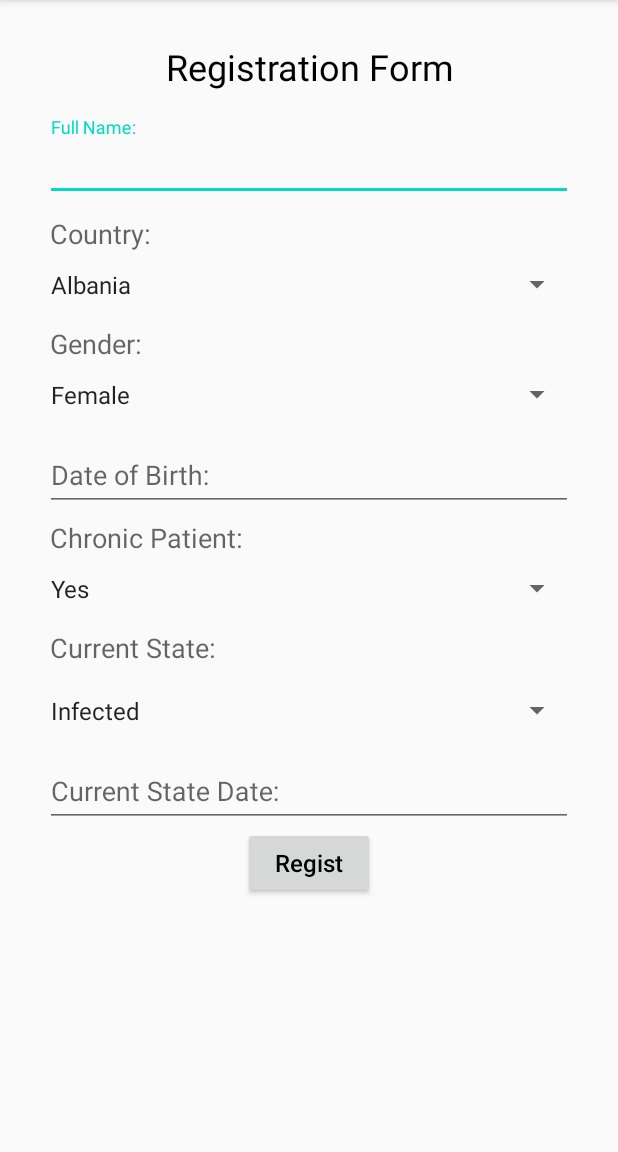
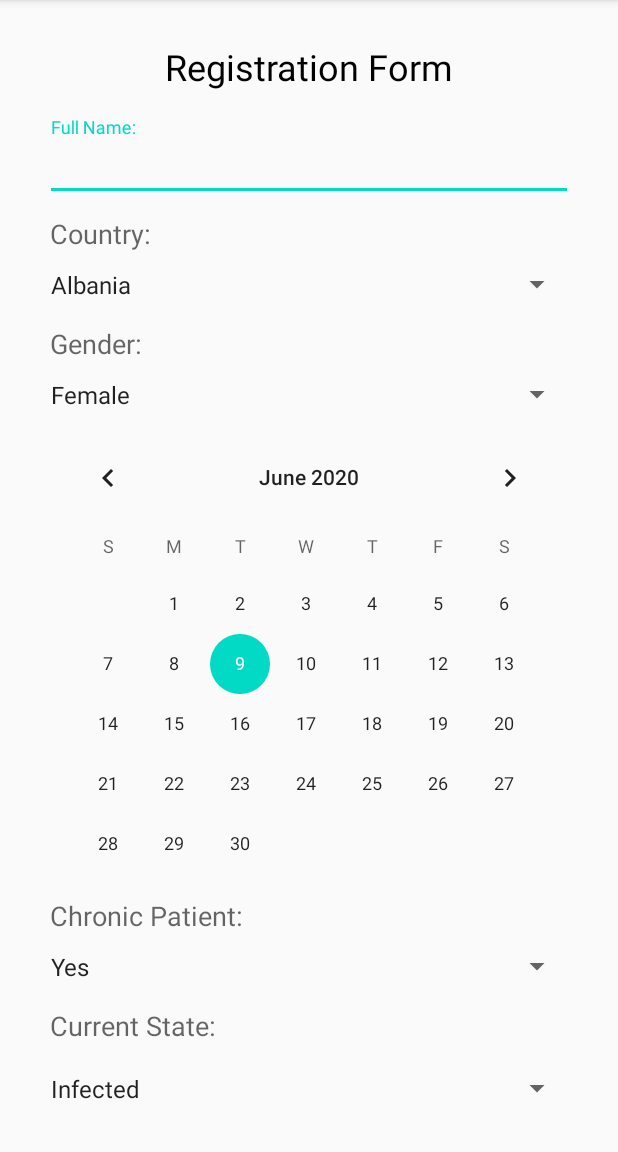
Before and after one commit to BadGomez/Projeto_Final, an Android app: the DisplayCreate screen opened directly, with no data from a screen before it, on a phone screen of 412 x 824 dp, the part 84-1236 px from its top. Run offline under Robolectric (Android 15) with nearby library versions, the phone set to English and light mode, and no system bars.

Commit message:
Calendario para seleção das datas inserido; calendarview --> código para guardar a data

```diff
--- a/app/build.gradle
+++ b/app/build.gradle
@@ -28,6 +28,7 @@
 
     implementation 'androidx.appcompat:appcompat:1.1.0'
     implementation 'androidx.constraintlayout:constraintlayout:1.1.3'
+    implementation 'androidx.legacy:legacy-support-v4:1.0.0'
     testImplementation 'junit:junit:4.12'
     androidTestImplementation 'androidx.test.ext:junit:1.1.1'
     androidTestImplementation 'androidx.test.espresso:espresso-core:3.2.0'
--- a/app/src/main/res/layout/activity_display_create.xml
+++ b/app/src/main/res/layout/activity_display_create.xml
@@ -7,19 +7,29 @@
     android:orientation="vertical"
     tools:context=".DisplayCreate">
 
+    <androidx.core.widget.NestedScrollView
+        android:layout_width="match_parent"
+        android:layout_height="match_parent"
+        android:fillViewport="true">
+
+        <LinearLayout
+            android:layout_width="match_parent"
+            android:layout_height="wrap_content"
+            android:orientation="vertical">
+
             <TextView
                 android:id="@+id/textView"
                 android:layout_width="wrap_content"
                 android:layout_height="wrap_content"
+                android:layout_gravity="center_horizontal"
                 android:layout_marginTop="28dp"
-        android:gravity="center_horizontal"
                 android:hint="@string/Ficha_Inscrição"
                 android:textColorHint="#000000"
                 android:textSize="24sp" />
 
             <com.google.android.material.textfield.TextInputLayout
                 android:layout_width="match_parent"
-        android:layout_height="wrap_content"
+                android:layout_height="1077dp"
                 android:layout_marginLeft="30dp"
                 android:layout_marginTop="17dp"
                 android:layout_marginRight="30dp">
@@ -82,12 +92,11 @@
                         android:layout_width="match_parent"
                         android:layout_height="wrap_content">
 
-                <com.google.android.material.textfield.TextInputEditText
-                    android:id="@+id/TextInputEditDataNascimento"
+                        <CalendarView
+                            android:id="@+id/calendarViewDataNascimento"
                             android:layout_width="match_parent"
-                    android:layout_height="wrap_content"
-                    android:hint="@string/Data_Nascimento"
-                    android:inputType="date"/>
+                            android:layout_height="308dp"
+                            android:layout_weight="1" />
 
                         <TextView
                             android:id="@+id/textView4"
@@ -131,29 +140,29 @@
 
                         <com.google.android.material.textfield.TextInputLayout
                             android:layout_width="match_parent"
-                    android:layout_height="match_parent">
+                            android:layout_height="match_parent" />
 
-                    <com.google.android.material.textfield.TextInputEditText
-                        android:id="@+id/TextInputEditDataEstadoAtual"
-                        android:layout_width="match_parent"
+                        <CalendarView
+                            android:id="@+id/calendarViewDataEstadoAtual"
+                            android:layout_width="wrap_content"
                             android:layout_height="wrap_content"
-                        android:hint="@string/Data_est_atual"
-                        android:inputType="date" />
+                            android:layout_weight="1" />
 
                     </com.google.android.material.textfield.TextInputLayout>
-
-            </com.google.android.material.textfield.TextInputLayout>
-        </com.google.android.material.textfield.TextInputLayout>
-
                 </com.google.android.material.textfield.TextInputLayout>
 
                 <Button
                     android:id="@+id/buttonNovoRegisto"
                     android:layout_width="wrap_content"
-        android:layout_height="wrap_content"
+                    android:layout_height="50dp"
+                    android:layout_gravity="center_horizontal"
                     android:hint="@string/Botão_Inscrever"
                     android:onClick="NovoRegisto"
                     android:textColorHint="#000000"
                     android:textSize="16sp" />
 
+            </com.google.android.material.textfield.TextInputLayout>
         </LinearLayout>
+    </androidx.core.widget.NestedScrollView>
+
+</LinearLayout>
```
Also changed, not shown: app/src/main/java/com/example/projeto_final/DisplayCreate.java (+18 -25 lines). Lines whose indentation alone changed are shown as unchanged.
